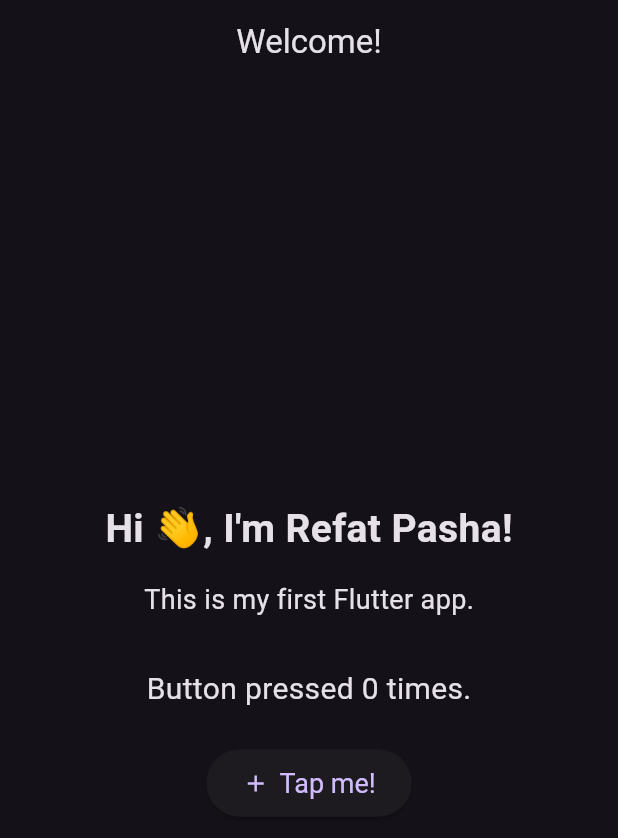
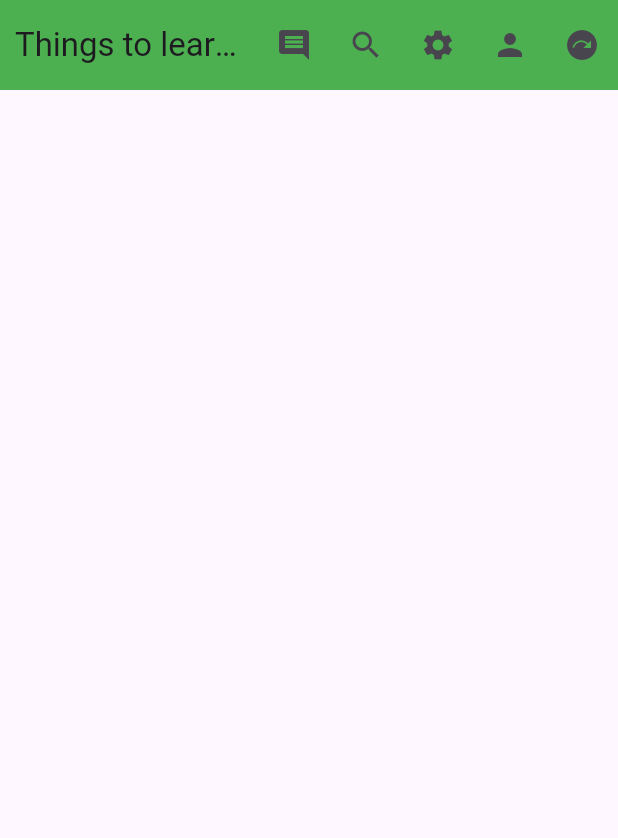
Before and after one commit to refat-pasha/first_app, a Flutter app: the screen it shows after launch, on a phone screen of 412 x 824 dp. Shown: the top 838 px of the screen. Run offline on Flutter 3.47's test engine with Material 3 defaults, Android fonts, the phone set to English and light mode, and no system bars.

Commit message:
learning app bar

```diff
--- a/lib/main.dart
+++ b/lib/main.dart
@@ -1,5 +1,6 @@
 import 'package:flutter/material.dart';
 import 'screens/splash_screen.dart';
+import 'package:first_app/screens/appbar.dart';
 
 void main() {
   runApp(const MyFirstApp());
@@ -12,8 +13,8 @@ class MyFirstApp extends StatelessWidget {
   Widget build(BuildContext context) {
     return MaterialApp(
       title: 'My First Flutter App',
-      theme: ThemeData.dark(),
-      home: const SplashScreen(),
+      //theme: ThemeData.dark(),
+      home: const appbar(),
       debugShowCheckedModeBanner: false,
     );
   }
--- /dev/null
+++ b/lib/screens/appbar.dart
@@ -0,0 +1,68 @@
+import 'package:flutter/material.dart';
+import 'floating_action_button.dart';
+
+void main(List<String> args) {}
+
+class appbar extends StatelessWidget {
+  const appbar({super.key});
+
+  // Function to show a SnackBar message
+  MySnackBar(String message, BuildContext context) {
+    return ScaffoldMessenger.of(
+      context,
+    ).showSnackBar(SnackBar(content: Text(message)));
+  }
+
+  @override
+  Widget build(BuildContext context) {
+    return Scaffold(
+      appBar: AppBar(
+        title: Text("Things to learn(appbar)"),
+        titleSpacing: 10,
+        centerTitle: false,
+        toolbarHeight: 60,
+        toolbarOpacity: 1,
+        elevation: 0,
+        backgroundColor: Colors.green,
+        actions: [
+          IconButton(
+            onPressed: () {
+              MySnackBar("this is message", context);
+            },
+            icon: Icon(Icons.comment),
+          ),
+          IconButton(
+            onPressed: () {
+              MySnackBar("this is search", context);
+            },
+            icon: Icon(Icons.search),
+          ),
+          IconButton(
+            onPressed: () {
+              MySnackBar("this is setting", context);
+            },
+            icon: Icon(Icons.settings),
+          ),
+          IconButton(
+            onPressed: () {
+              MySnackBar("this is person", context);
+            },
+            icon: Icon(Icons.person),
+          ),
+          IconButton(
+            onPressed: () {
+              MySnackBar("going to floating action page", context);
+              Navigator.push(
+                context,
+                MaterialPageRoute(
+                  builder: (context) => const floatingActionB(),
+                ),
+              );
+            },
+            icon: const Icon(Icons.next_plan),
+          ),
+        ],
+      ),
+    );
+  }
+}
```
